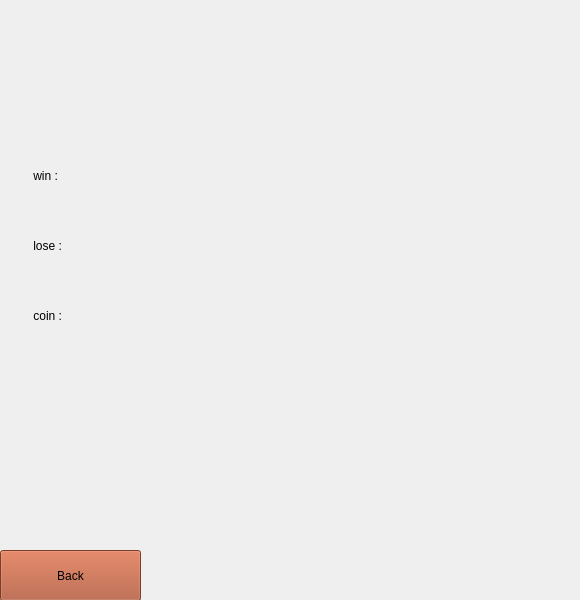
Old version of the form SkullKing/history.ui in the repository faezehghiasi/SkullKing_Game.
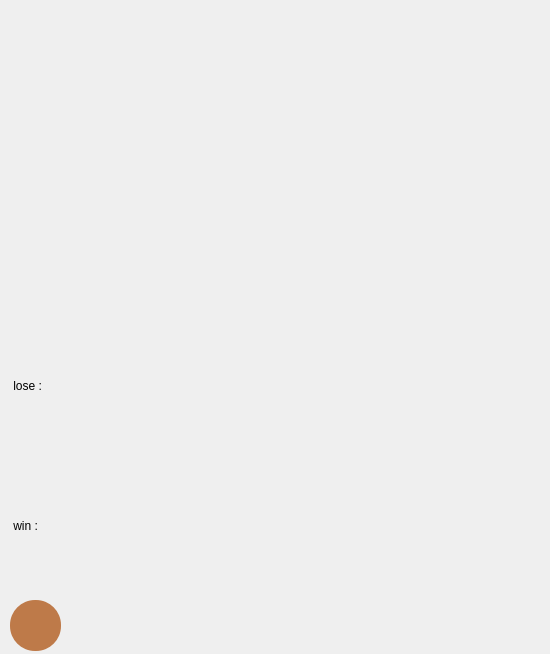
New version of the form. Icons and pictures are not drawn.

Commit message: The entire game history and user information change pages have been changed

The edit to the form file:
```diff
--- a/SkullKing/history.ui
+++ b/SkullKing/history.ui
@@ -6,8 +6,8 @@
    <rect>
     <x>0</x>
     <y>0</y>
-    <width>580</width>
-    <height>600</height>
+    <width>550</width>
+    <height>654</height>
    </rect>
   </property>
   <property name="windowTitle">
@@ -19,8 +19,8 @@
      <rect>
       <x>0</x>
       <y>0</y>
-      <width>580</width>
-      <height>600</height>
+      <width>550</width>
+      <height>654</height>
      </rect>
     </property>
     <property name="styleSheet">
@@ -50,9 +50,9 @@
    <widget class="QLabel" name="label_2">
     <property name="geometry">
      <rect>
-      <x>30</x>
-      <y>150</y>
-      <width>111</width>
+      <x>10</x>
+      <y>500</y>
+      <width>131</width>
       <height>51</height>
      </rect>
     </property>
@@ -68,10 +68,10 @@
    <widget class="QLabel" name="label_3">
     <property name="geometry">
      <rect>
-      <x>30</x>
-      <y>220</y>
-      <width>111</width>
-      <height>51</height>
+      <x>10</x>
+      <y>350</y>
+      <width>141</width>
+      <height>71</height>
      </rect>
     </property>
     <property name="styleSheet">
@@ -83,48 +83,12 @@
      <string> lose : </string>
     </property>
    </widget>
-   <widget class="QLabel" name="label_4">
-    <property name="geometry">
-     <rect>
-      <x>30</x>
-      <y>290</y>
-      <width>111</width>
-      <height>51</height>
-     </rect>
-    </property>
-    <property name="styleSheet">
-     <string notr="true">
-font: 600 20pt &quot;Sitka Small Semibold&quot;;
-color: rgb(0, 0, 0);</string>
-    </property>
-    <property name="text">
-     <string> coin : </string>
-    </property>
-   </widget>
-   <widget class="QLabel" name="coin">
-    <property name="geometry">
-     <rect>
-      <x>150</x>
-      <y>290</y>
-      <width>271</width>
-      <height>51</height>
-     </rect>
-    </property>
-    <property name="styleSheet">
-     <string notr="true">
-font: 600 20pt &quot;Sitka Small Semibold&quot;;
-color: rgb(0, 0, 0);</string>
-    </property>
-    <property name="text">
-     <string/>
-    </property>
-   </widget>
    <widget class="QLabel" name="lose">
     <property name="geometry">
      <rect>
-      <x>140</x>
-      <y>220</y>
-      <width>271</width>
+      <x>160</x>
+      <y>370</y>
+      <width>231</width>
       <height>51</height>
      </rect>
     </property>
@@ -140,8 +104,8 @@
    <widget class="QLabel" name="win">
     <property name="geometry">
      <rect>
-      <x>130</x>
-      <y>160</y>
+      <x>160</x>
+      <y>500</y>
       <width>271</width>
       <height>51</height>
      </rect>
@@ -155,22 +119,158 @@
      <string/>
     </property>
    </widget>
-   <widget class="QPushButton" name="pushButton">
+   <widget class="QWidget" name="widget" native="true">
     <property name="geometry">
      <rect>
       <x>0</x>
-      <y>550</y>
-      <width>141</width>
+      <y>0</y>
+      <width>580</width>
+      <height>600</height>
+     </rect>
+    </property>
+    <property name="styleSheet">
+     <string notr="true">QPushButton#backButton{ 
+border-image: url(:/resource/back-button_93634.png);
+background-color: rgb(130,77,46);
+border-radius:25px;
+}
+QPushButton#backButton:hover{ 
+border-image: url(:/resource/back-button_93634.png);
+background-color: rgb(190,122,73);
+border-radius:25px;
+}
+QPushButton#backButton:pressed{ 
+padding-left:5px;
+padding-top:5px;
+background-color:rgb(216,148,99);
+}</string>
+    </property>
+   </widget>
+   <widget class="QLabel" name="skelet">
+    <property name="geometry">
+     <rect>
+      <x>0</x>
+      <y>-10</y>
+      <width>161</width>
+      <height>201</height>
+     </rect>
+    </property>
+    <property name="styleSheet">
+     <string notr="true">border-image: url(:/resource/19_Halloween_Clipart_PNG__Ghost_Clipart_PNG__Ghost_PNG__Commercial_Use_digital_Download_card_Making_clip_Art_digital_Craft_-_Etsy-removebg-preview.png);</string>
+    </property>
+    <property name="text">
+     <string/>
+    </property>
+   </widget>
+   <widget class="QLabel" name="skelet_2">
+    <property name="geometry">
+     <rect>
+      <x>260</x>
+      <y>-20</y>
+      <width>291</width>
+      <height>381</height>
+     </rect>
+    </property>
+    <property name="styleSheet">
+     <string notr="true">border-image: url(:/resource/Car_Sticker_Funny_Halloween_Ghost_Sticker_Weatherproof_Outdoor_Vinyl_Sticker_Customizable-removebg-preview.png);</string>
+    </property>
+    <property name="text">
+     <string/>
+    </property>
+   </widget>
+   <widget class="QLabel" name="skelet_3">
+    <property name="geometry">
+     <rect>
+      <x>0</x>
+      <y>90</y>
+      <width>161</width>
+      <height>201</height>
+     </rect>
+    </property>
+    <property name="styleSheet">
+     <string notr="true">border-image: url(:/resource/cute_ghost_face_emoji_cute_ghost_face_emoji_transparent_png-removebg-preview.png);</string>
+    </property>
+    <property name="text">
+     <string/>
+    </property>
+   </widget>
+   <widget class="QLabel" name="skelet_4">
+    <property name="geometry">
+     <rect>
+      <x>370</x>
+      <y>450</y>
+      <width>151</width>
+      <height>141</height>
+     </rect>
+    </property>
+    <property name="styleSheet">
+     <string notr="true">border-image: url(:/resource/Skeleton_Clipart__16_JPGs__Kawaii_Clipart__Funny_Skeleton__Halloween_Clipart__Digital_Paper_Craft__Digital_Download__Commercial_Use-removebg-preview.png);</string>
+    </property>
+    <property name="text">
+     <string/>
+    </property>
+   </widget>
+   <widget class="QLabel" name="skelet_5">
+    <property name="geometry">
+     <rect>
+      <x>90</x>
+      <y>50</y>
+      <width>161</width>
+      <height>201</height>
+     </rect>
+    </property>
+    <property name="styleSheet">
+     <string notr="true">border-image: url(:/resource/Line_Art_Ghost_Halloween__Ghost_Drawing__Halloween_Drawing__Ghost_Sketch_PNG_Transparent_Clipart_Image_and_PSD_File_for_Free_Download-removebg-preview.png);</string>
+    </property>
+    <property name="text">
+     <string/>
+    </property>
+   </widget>
+   <widget class="QLabel" name="skelet_6">
+    <property name="geometry">
+     <rect>
+      <x>370</x>
+      <y>290</y>
+      <width>161</width>
+      <height>201</height>
+     </rect>
+    </property>
+    <property name="styleSheet">
+     <string notr="true">border-image: url(:/resource/download__3_-removebg-preview.png);</string>
+    </property>
+    <property name="text">
+     <string/>
+    </property>
+   </widget>
+   <widget class="QPushButton" name="backButton">
+    <property name="geometry">
+     <rect>
+      <x>10</x>
+      <y>600</y>
+      <width>51</width>
       <height>51</height>
      </rect>
     </property>
     <property name="styleSheet">
-     <string notr="true">background-color: rgb(175, 84, 51);
-color: rgb(0, 0, 0);
-font: 900 16pt &quot;Bodoni MT Black&quot;;</string>
+     <string notr="true">QPushButton#backButton{ 
+border-image: url(:/resource/back-button_93634.png);
+
+background-color: rgb(190,122,73);
+border-radius:25px;
+}
+QPushButton#backButton:hover{ 
+border-image: url(:/resource/back-button_93634.png);
+background-color: rgb(130,77,46);
+border-radius:25px;
+}
+QPushButton#backButton:pressed{ 
+padding-left:5px;
+padding-top:5px;
+background-color:rgb(216,148,99);
+}</string>
     </property>
     <property name="text">
-     <string>Back</string>
+     <string/>
     </property>
    </widget>
   </widget>
```
Left out of the diff: 44 changed lines with no effect on the pictures. The commit also changes 9 other files.
